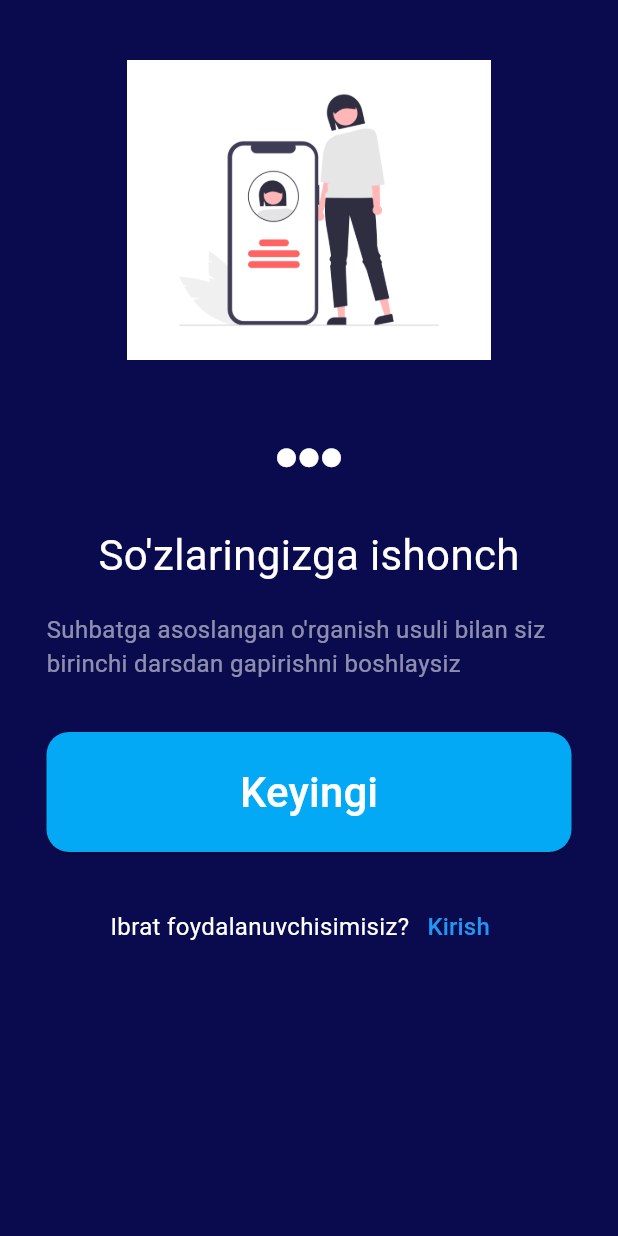
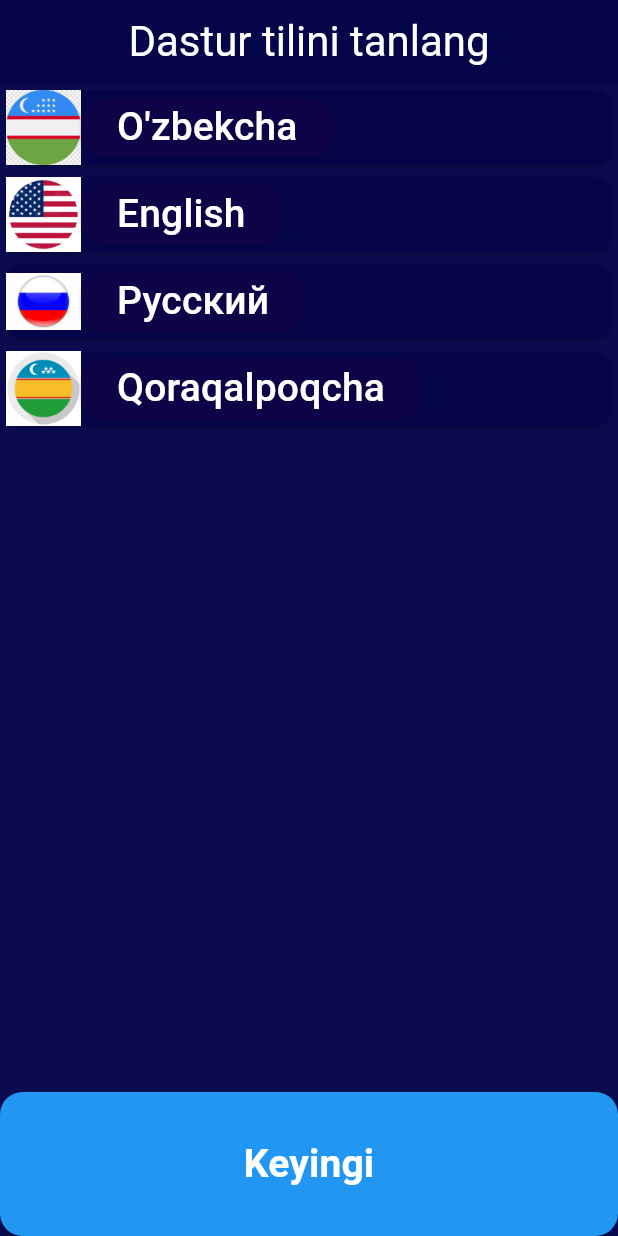
Before and after one commit to warrior9903/ibrat, a Flutter app: the screen it shows after launch, on a phone screen of 412 x 824 dp. Run offline on Flutter 3.47's test engine with Material 3 defaults, Android fonts, the light colour scheme and no system bars.

```diff
--- a/lib/courses/course.dart
+++ b/lib/courses/course.dart
@@ -10,6 +10,11 @@ class CoursesPage extends StatelessWidget {
         title: const Text("Barcha kurslar", style: TextStyle(color: Colors.white, fontSize: 28),),
         backgroundColor: const Color(0xfa05064a),
       ),
+      body: Center(
+        child: ListView.builder(itemBuilder: (context, index){
+          return Card(); // TODO COURSEPAGE
+        }),
+      ),
     );
   }
 }
--- a/lib/infoapp/infoapp_one.dart
+++ b/lib/infoapp/infoapp_one.dart
@@ -29,7 +29,7 @@ class InfoAppOne  extends StatelessWidget {
                 child: const Row(
                   mainAxisAlignment: MainAxisAlignment.center,
                   children: [
-                    Icon(Icons.circle_rounded, size: 15,color: Colors.white, ),
+                    Icon(Icons.circle_rounded, size: 15,color: Colors.purple, ),
                     Icon(Icons.circle_rounded, size: 15, color: Colors.white,),
                     Icon(Icons.circle_rounded, size: 15, color: Colors.white,),
                   ],
--- a/lib/infoapp/infoapp_three.dart
+++ b/lib/infoapp/infoapp_three.dart
@@ -1,4 +1,7 @@
 import 'package:flutter/material.dart';
+import 'package:ibrat/actives/active.dart';
+import 'package:ibrat/courses/course.dart';
+import 'package:ibrat/profile/profile.dart';
 class InfoAppThree extends StatelessWidget {
   const InfoAppThree({super.key});
 
@@ -30,7 +33,7 @@ class InfoAppThree extends StatelessWidget {
                   children: [
                     Icon(Icons.circle_rounded, size: 15,color: Colors.white, ),
                     Icon(Icons.circle_rounded, size: 15, color: Colors.white,),
-                    Icon(Icons.circle_rounded, size: 15, color: Colors.white,),
+                    Icon(Icons.circle_rounded, size: 15, color: Colors.purple,),
                   ],
                 ),
               ),
@@ -58,7 +61,9 @@ class InfoAppThree extends StatelessWidget {
                     ),
                     backgroundColor: Colors.lightBlue,
                   ),
-                  onPressed: (){},
+                  onPressed: (){
+                    Navigator.push(context, MaterialPageRoute(builder: (context) => ActivesPage()));
+                  },
                   child: const Text("O'rganishni boshlash", style: TextStyle(color: Colors.white, fontSize: 28),),
                 ),
 
--- a/lib/infoapp/infoapp_two.dart
+++ b/lib/infoapp/infoapp_two.dart
@@ -30,7 +30,7 @@ class InfoAppTwo extends StatelessWidget {
                   mainAxisAlignment: MainAxisAlignment.center,
                   children: [
                     Icon(Icons.circle_rounded, size: 15,color: Colors.white, ),
-                    Icon(Icons.circle_rounded, size: 15, color: Colors.white,),
+                    Icon(Icons.circle_rounded, size: 15, color: Colors.purple,),
                     Icon(Icons.circle_rounded, size: 15, color: Colors.white,),
                   ],
                 ),
--- a/lib/main.dart
+++ b/lib/main.dart
@@ -5,9 +5,82 @@ import 'package:ibrat/infoapp/infoapp_one.dart';
 import 'package:ibrat/profile/profile.dart';
 
 void main() {
-  runApp(const MaterialApp(
+  runApp(MaterialApp(
     debugShowCheckedModeBanner: false,
     // home: ProfilePage(),
-    home: InfoAppOne(),
+    home: LanguagePage(),
   ));
 }
+ class LanguagePage extends StatelessWidget {
+   List <String> myList = ["O'zbekcha", "English", "Русский", "Qoraqalpoqcha"];
+   List <String> myPhotoList = ["uzb.jpg", "usa.png", "russ.jpg", "kr.png"];
+
+  LanguagePage({super.key});
+
+   @override
+   Widget build(BuildContext context) {
+     return Scaffold(
+       backgroundColor: const Color(0xfa05064a),
+       appBar: AppBar(
+         backgroundColor: const Color(0xfa05064a),
+         title:  const Text("Dastur tilini tanlang", style: TextStyle(color: Colors.white, fontSize: 28, fontWeight: FontWeight.w400),),
+         centerTitle: true,
+       ),
+       body: Center(
+         child: Column(
+           children: [
+             Expanded(
+               flex: 7,
+               child: ListView.builder(
+                   itemCount: 4,
+                   itemBuilder: (context, index){
+                     return Card(
+                       color: const Color(0xfa05064a),
+                       child: Row(
+                         children: [
+                           Image(
+                               width:50,
+                               height:50,
+                               image: AssetImage("images/${myPhotoList[index]}"),
+                           ),
+                           ElevatedButton(
+                                  style: ElevatedButton.styleFrom(
+                                  backgroundColor: const Color(0xff0d0346),
+                                  // side: const BorderSide(color: Color(0xfa05064a), width: 50),
+                                  shape: RoundedRectangleBorder(
+                                          borderRadius: BorderRadius.circular(15),
+                                                ),
+                                              ),
+                                              onPressed: (){
+                                                Navigator.push(context, MaterialPageRoute(builder: (context) => const InfoAppOne()));
+                                              },
+                                              child: Center(
+                                                child: Text(myList[index], style: const TextStyle(color: Colors.white, fontWeight: FontWeight.w500, fontSize: 26),),),),
+                         ],
+                       ),
+                     );
+                   }),
+             ),
+             Expanded(
+               flex: 1,
+               child: ElevatedButton(
+                   style: ElevatedButton.styleFrom(
+                     backgroundColor: Colors.blue,
+                     shape: RoundedRectangleBorder(
+                       borderRadius: BorderRadius.circular(15),
+                     ),
+                   ),
+                   onPressed: (){
+                     Navigator.push(context, MaterialPageRoute(builder: (context) => const InfoAppOne()));
+                   },
+                   child: const Center(
+                     child: Text("Keyingi", style: TextStyle(color: Colors.white, fontWeight: FontWeight.w700, fontSize: 26),),),
+                 ),
+               ),
+           ],
+         ),
+
+       ),
+     );
+   }
+ }
```
Also changed, not shown: images/kr.png (added), images/rus.jpg (added), images/russ.jpg (added), images/usa.png (added), images/uzb.jpg (added).
